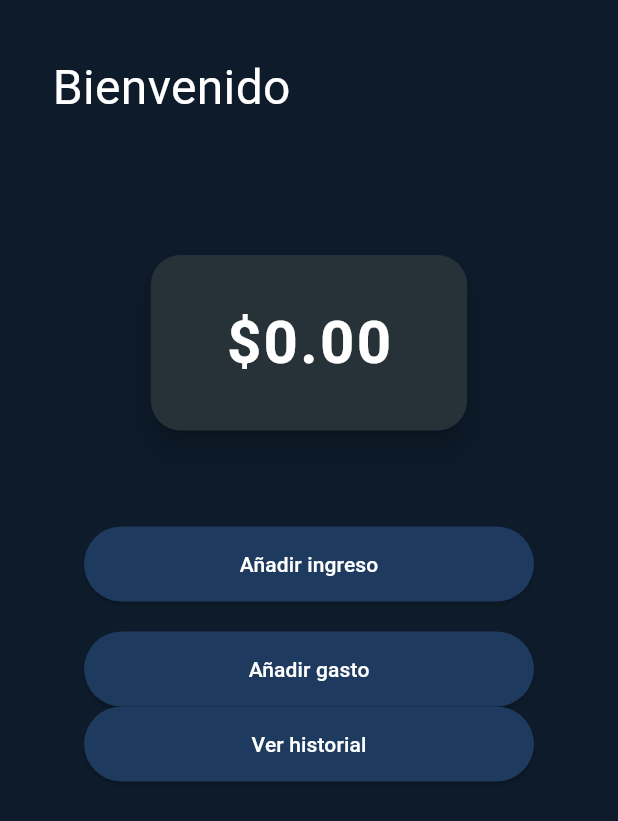
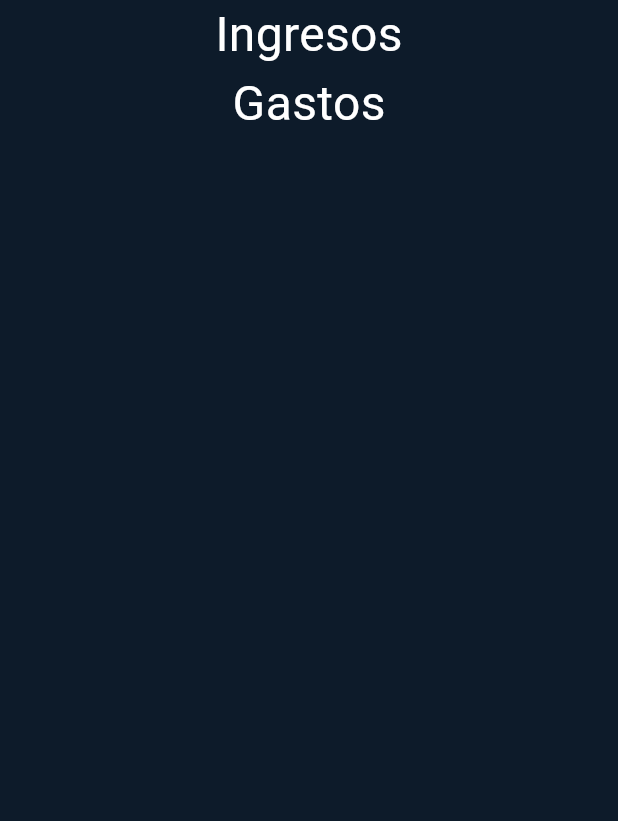
Before and after one commit to FrMnJ/quant, a Flutter app: the screen it shows after launch, after a tap on "Ver historial", on a phone screen of 412 x 824 dp. Shown: the top 821 px of the screen. Run offline on Flutter 3.47's test engine with Material 3 defaults, Android fonts, the phone set to English and light mode, and no system bars.

Commit message:
feat: add history page

```diff
--- a/lib/main.dart
+++ b/lib/main.dart
@@ -2,6 +2,7 @@ import 'package:flutter/material.dart';
 import 'package:provider/provider.dart';
 import 'package:quant/pages/create_expense_page.dart';
 import 'package:quant/pages/create_income_page.dart';
+import 'package:quant/pages/history_page.dart';
 import 'package:quant/pages/home_page.dart';
 import 'package:quant/state/quantity_state_provider.dart';
 import 'package:quant/theme/colors.dart';
@@ -39,6 +40,7 @@ class App extends StatelessWidget {
         home: const HomePage(),
         routes: {
           '/home': (context) => HomePage(),
+          '/history': (context) => HistoryPage(),
           // Incomes
           '/incomes/create': (context) => CreateIncomePage(),
           // Expenses
--- /dev/null
+++ b/lib/pages/history_page.dart
@@ -0,0 +1,64 @@
+import 'package:flutter/material.dart';
+import 'package:provider/provider.dart';
+import 'package:quant/components/expense_card.dart';
+import 'package:quant/components/income_card.dart';
+import 'package:quant/state/quantity_state_provider.dart';
+
+class HistoryPage extends StatelessWidget {
+  const HistoryPage({super.key});
+
+  @override
+  Widget build(BuildContext context) {
+    var colorScheme = Theme.of(context).colorScheme;
+    return Scaffold(
+      body: SafeArea(
+        child: Column(
+          mainAxisAlignment: MainAxisAlignment.start,
+          children: [
+            Text(
+              "Ingresos",
+              style: TextStyle(
+                fontSize: 32,
+                color: colorScheme.onSurface,
+              ),
+            ),
+            Flexible(
+              child: ListView(
+                shrinkWrap: true,
+                children: context
+                    .watch<QuantityStateProvider>()
+                    .incomes
+                    .map((income) {
+                  return IncomeCard(
+                      quantity: income.quantity.toStringAsFixed(2),
+                      description: income.description);
+                }).toList(),
+              ),
+            ),
+            Text(
+              "Gastos",
+              style: TextStyle(
+                fontSize: 32,
+                color: colorScheme.onSurface,
+              ),
+            ),
+            Flexible(
+              child: ListView(
+                shrinkWrap: true,
+                children: context
+                    .watch<QuantityStateProvider>()
+                    .expenses
+                    .map((expense) {
+                  return ExpenseCard(
+                      quantity: expense.quantity.toStringAsFixed(2),
+                      category: expense.category,
+                      description: expense.description);
+                }).toList(),
+              ),
+            ),
+          ],
+        ),
+      ),
+    );
+  }
+}
--- a/lib/pages/home_page.dart
+++ b/lib/pages/home_page.dart
@@ -10,6 +10,7 @@ class HomePage extends StatelessWidget {
     return Scaffold(
       backgroundColor: colorScheme.surface,
       body: SafeArea(
+        child: SingleChildScrollView( // Add SingleChildScrollView
           child: Align(
             alignment: Alignment.topLeft,
             child: Column(
@@ -21,6 +22,7 @@ class HomePage extends StatelessWidget {
                 const SizedBox(height: 60),
                 _buildActionButtons(context, colorScheme),
               ],
+            ),
           ),
         ),
       ),
@@ -59,6 +61,7 @@ class HomePage extends StatelessWidget {
             Key("addExpenseButton"),
             '/expenses/create',
           ),
+          const SizedBox(height: 20),
           _buildButton(context,
             colorScheme,
             "Ver historial",
```
Also changed, not shown: lib/components/expense_card.dart (added, +75 -0 lines), lib/components/income_card.dart (added, +65 -0 lines), 1 other file. Lines whose indentation alone changed are shown as unchanged.
